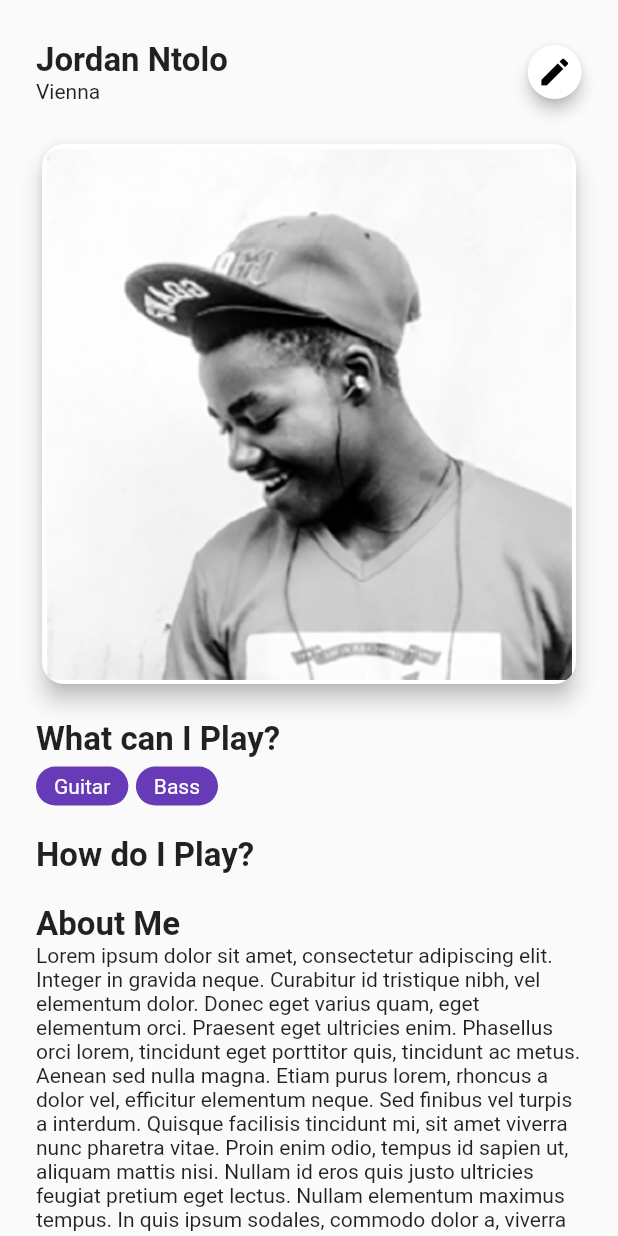
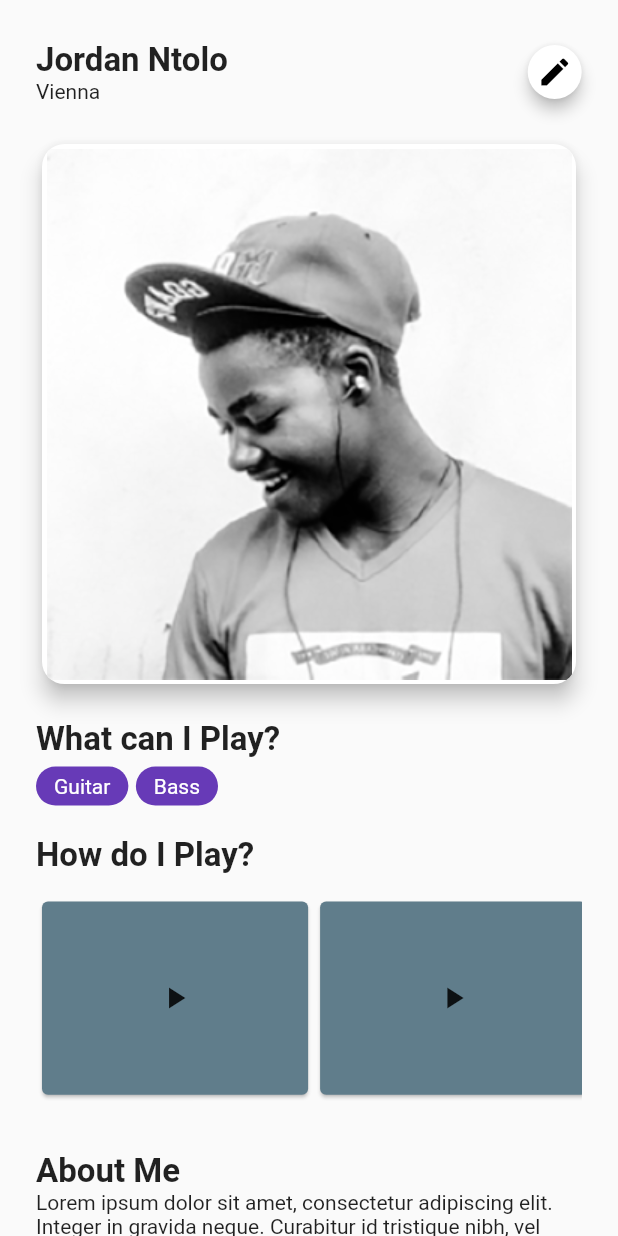
Before and after one commit to gabiLago/SoundsGood, a Flutter app: the screen it shows after launch, on a phone screen of 412 x 824 dp. Run offline on Flutter 3.47's test engine with Material 2 defaults, Android fonts, the light colour scheme and no system bars; our stand-ins replace flutter_secure_storage, get_it.

Commit message:
Added horizontal scroll sample

```diff
--- a/sounds_good/lib/screens/views/profile_view.dart
+++ b/sounds_good/lib/screens/views/profile_view.dart
@@ -3,6 +3,7 @@ import 'package:sounds_good/screens/widgets/profile_header.dart';
 import 'package:sounds_good/screens/widgets/profile_image.dart';
 import 'package:sounds_good/screens/widgets/profile_what.dart';
 import 'package:sounds_good/screens/widgets/profile_how.dart';
+import 'package:sounds_good/screens/widgets/profile_videos.dart';
 import 'package:sounds_good/screens/widgets/profile_about_me.dart';
 
 class ProfileView extends StatefulWidget {
@@ -11,6 +12,7 @@ class ProfileView extends StatefulWidget {
 }
 
 class _ProfileViewState extends State<ProfileView> {
+
   @override
   Widget build(BuildContext context) {
     return Scaffold(
@@ -21,7 +23,9 @@ class _ProfileViewState extends State<ProfileView> {
       ProfileImage(),
       ProfileWhat(),
       ProfileHow(),
+      ProfileVideos(),
       ProfileAboutMe(),
+
     ])));
   }
 }
--- a/sounds_good/lib/screens/widgets/profile_how.dart
+++ b/sounds_good/lib/screens/widgets/profile_how.dart
@@ -1,4 +1,5 @@
 import 'package:flutter/material.dart';
+
 
 class ProfileHow extends StatelessWidget {
   @override
--- /dev/null
+++ b/sounds_good/lib/screens/widgets/profile_videos.dart
@@ -0,0 +1,30 @@
+import 'package:flutter/material.dart';
+
+class ProfileVideos extends StatelessWidget {
+
+    final List<int> numbers = [1, 2, 3, 5, 8, 13, 21, 34, 55];
+
+  @override
+  Widget build(BuildContext context) {
+    return Container(
+      padding: EdgeInsets.symmetric(horizontal: 0.0, vertical: 14.0),
+      height: MediaQuery.of(context).size.height * 0.20,
+      child: ListView.builder(
+          scrollDirection: Axis.horizontal,
+          itemCount: numbers.length,
+          itemBuilder: (context, index) {
+            return Container(
+              width: MediaQuery.of(context).size.width * 0.45,
+              child: Card(
+                color: Colors.blueGrey,
+                child: Container(
+                  child: Center(
+                      child: Icon(Icons.play_arrow),
+                  ),
+                ),
+              ),
+            );
+          }),
+    );
+  }
+}
```
